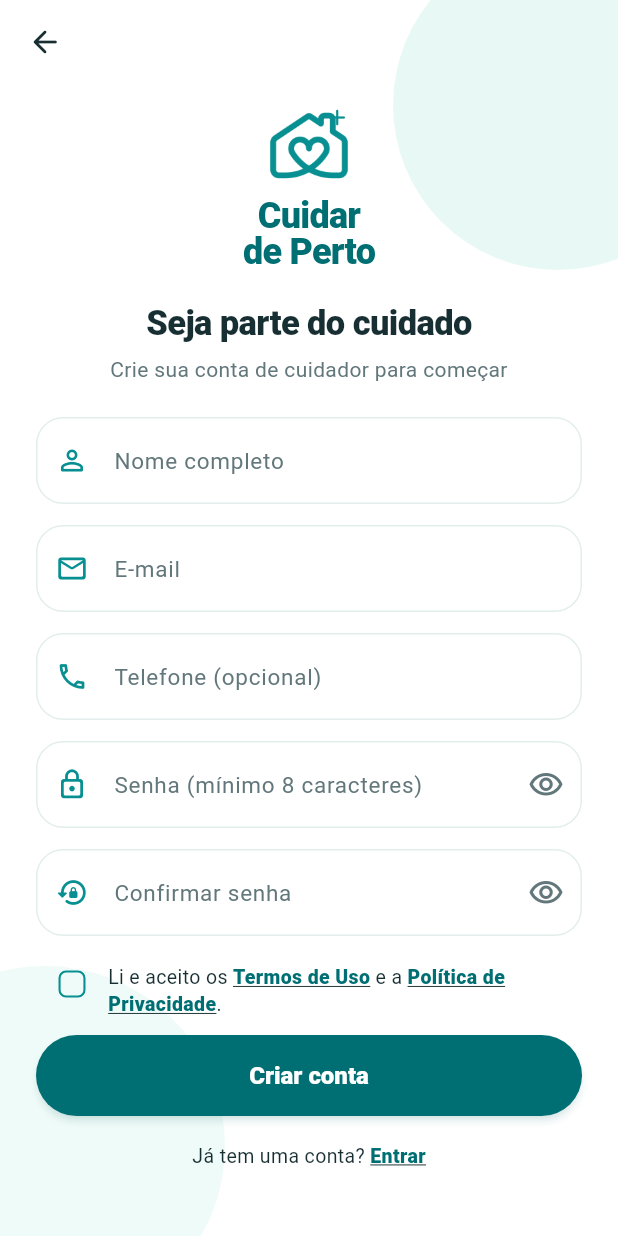
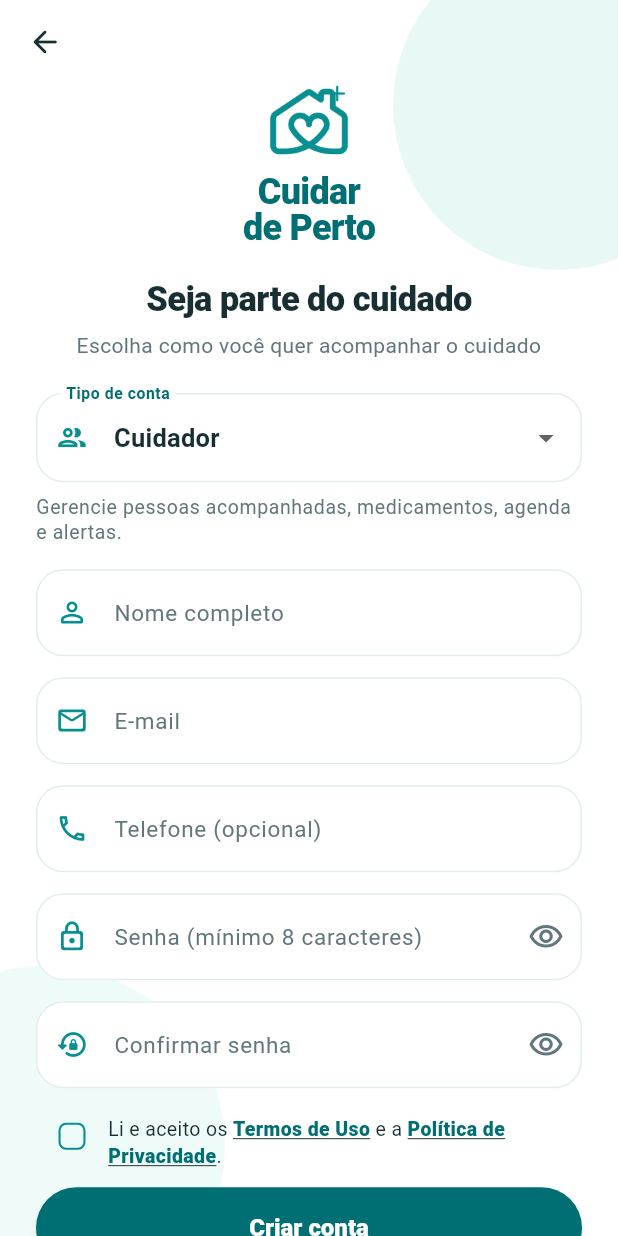
Before and after one commit to VitorGodoi12/CuidardePerto, a Flutter app: the screen it shows after launch, after a tap on "Cadastrar", on a phone screen of 412 x 824 dp. Run offline on Flutter 3.47's test engine with Material 3 defaults, Android fonts, the phone set to English and light mode, and no system bars; our stand-ins replace shared_preferences; accounts and stored records are empty.

Commit message:
feat: adiciona cadastro e painel de consulta para familiares

```diff
--- a/lib/models/perfil_cuidador.dart
+++ b/lib/models/perfil_cuidador.dart
@@ -46,6 +46,7 @@ class PerfilCuidador {
   });
 
   static const String tipoCuidador = 'cuidador';
+  static const String tipoFamiliar = 'familiar';
 
   final String uid;
   final String nomeCompleto;
@@ -54,8 +55,9 @@ class PerfilCuidador {
   final String telefone;
   final String? fotoUrl;
 
-  /// Sempre 'cuidador'. Não deve ser alterado pelo usuário.
+  /// Definido no cadastro e mantido ao atualizar o perfil.
   final String tipoUsuario;
+  bool get familiar => tipoUsuario == tipoFamiliar;
   final PreferenciasNotificacao notificacoes;
 
   /// true enquanto o cuidador ainda não concluiu a experiência de boas-vindas.
@@ -107,7 +109,7 @@ class PerfilCuidador {
         criadoEm: criadoEm,
         telefone: (m['telefone'] ?? '') as String,
         fotoUrl: m['fotoUrl'] as String?,
-        tipoUsuario: (m['tipoUsuario'] ?? tipoCuidador) as String,
+        tipoUsuario: m['tipoUsuario'] == tipoFamiliar ? tipoFamiliar : tipoCuidador,
         notificacoes: PreferenciasNotificacao.fromMap(
             m['notificacoes'] == null ? null : Map<String, dynamic>.from(m['notificacoes'] as Map)),
         primeiroAcesso: (m['primeiroAcesso'] ?? true) as bool,
--- a/lib/screens/auth_gate.dart
+++ b/lib/screens/auth_gate.dart
@@ -5,6 +5,7 @@ import '../theme/app_theme.dart';
 import '../widgets/auth_widgets.dart';
 import '../widgets/logo_cuidar.dart';
 import 'boas_vindas_screen.dart';
+import 'painel_familiar_screen.dart';
 import 'painel_screen.dart';
 import 'primeiro_acesso_screen.dart';
 import 'verificar_email_screen.dart';
@@ -27,6 +28,9 @@ class AuthGate extends StatelessWidget {
         return const PrimeiroAcessoScreen();
       case StatusSessao.autenticado:
         // A chave por usuário garante estado novo quando outro cuidador entra.
+        if (sessao.perfil?.familiar == true) {
+          return PainelFamiliarScreen(key: ValueKey(sessao.perfil!.uid), sessao: sessao);
+        }
         return PainelScreen(key: ValueKey(sessao.perfil?.uid));
       case StatusSessao.erro:
         return const _ErroCarregamento();
--- a/lib/screens/cadastro_cuidador_screen.dart
+++ b/lib/screens/cadastro_cuidador_screen.dart
@@ -26,6 +26,7 @@ class _CadastroCuidadorScreenState extends State<CadastroCuidadorScreen> {
   bool _ocultarSenha = true;
   bool _ocultarConfirmacao = true;
   bool _aceitou = false;
+  bool _comoFamiliar = false;
   bool _mostrarErroTermos = false;
   bool _cadastrando = false;
   late final TapGestureRecognizer _abrirTermos;
@@ -68,6 +69,7 @@ class _CadastroCuidadorScreenState extends State<CadastroCuidadorScreen> {
         email: _email.text,
         senha: _senha.text,
         telefone: _telefone.text,
+        comoFamiliar: _comoFamiliar,
       );
       if (!mounted) return;
       navegador.popUntil((r) => r.isFirst);
@@ -96,9 +98,26 @@ class _CadastroCuidadorScreenState extends State<CadastroCuidadorScreen> {
           textAlign: TextAlign.center,
           style: TextStyle(fontSize: 23, fontWeight: FontWeight.w900, letterSpacing: -.4, color: AppColors.texto)),
       const SizedBox(height: 6),
-      const Text('Crie sua conta de cuidador para começar',
+      const Text('Escolha como você quer acompanhar o cuidado',
           textAlign: TextAlign.center, style: TextStyle(fontSize: 14, color: AppColors.textoSuave)),
       const SizedBox(height: 22),
+      DropdownButtonFormField<bool>(
+        initialValue: _comoFamiliar,
+        decoration: campoAcesso(rotulo: 'Tipo de conta', icone: Icons.group_outlined),
+        items: const [
+          DropdownMenuItem(value: false, child: Text('Cuidador')),
+          DropdownMenuItem(value: true, child: Text('Familiar')),
+        ],
+        onChanged: bloqueado ? null : (valor) => setState(() => _comoFamiliar = valor ?? false),
+      ),
+      const SizedBox(height: 8),
+      Text(
+        _comoFamiliar
+            ? 'Consulte o acompanhamento sem editar os registros do cuidador.'
+            : 'Gerencie pessoas acompanhadas, medicamentos, agenda e alertas.',
+        style: Theme.of(context).textTheme.bodySmall,
+      ),
+      const SizedBox(height: 16),
       Form(
         key: _formKey,
         child: Column(crossAxisAlignment: CrossAxisAlignment.stretch, children: [
--- a/lib/services/memory_repositories.dart
+++ b/lib/services/memory_repositories.dart
@@ -145,6 +145,11 @@ class DadosEmMemoria implements DadosRepository {
   final Map<String, Map<int, Map<String, dynamic>>> bancos = {};
 
   DadosEmMemoria() {
+    bancos[CredenciaisDemo.uid] = {for (final idoso in criarIdososDemo()) idoso.id: idoso.toMap()};
+  }
+
+  /// Cria uma amostra independente para cada experiência de demonstração.
+  static List<Idoso> criarIdososDemo() {
     final idosos = [
       Idoso(
         id: 1,
@@ -233,7 +238,7 @@ class DadosEmMemoria implements DadosRepository {
         resolvido: true,
       ));
     }
-    bancos[CredenciaisDemo.uid] = {for (final idoso in idosos) idoso.id: idoso.toMap()};
+    return idosos;
   }
 
   @override
```
Also changed, not shown: lib/screens/painel_familiar_screen.dart (added, +98 -0 lines), lib/state/sessao.dart (+15 -4 lines), 2 other files.
